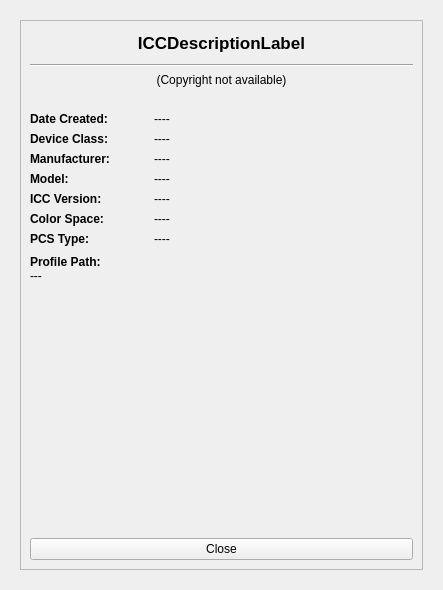
oyranos-cms/Synnefo, file src/modules/information/ui/sy_info_dialog.ui: the form before one commit.
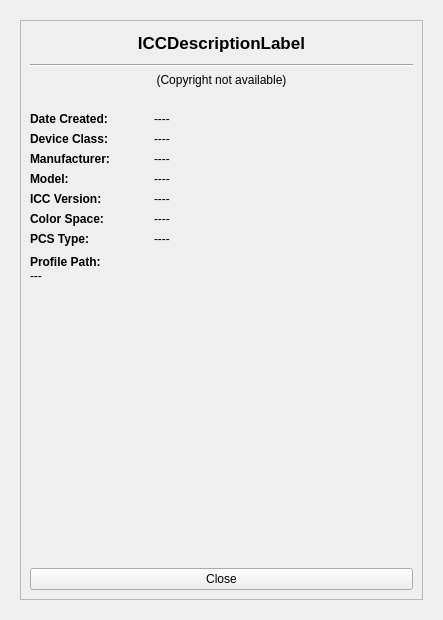
The form after the commit.

```diff
--- a/src/modules/information/ui/sy_info_dialog.ui
+++ b/src/modules/information/ui/sy_info_dialog.ui
@@ -7,7 +7,7 @@
     <x>0</x>
     <y>0</y>
     <width>443</width>
-    <height>590</height>
+    <height>620</height>
    </rect>
   </property>
   <property name="windowTitle">
@@ -42,8 +42,8 @@
        <rect>
         <x>0</x>
         <y>0</y>
-        <width>435</width>
-        <height>582</height>
+        <width>425</width>
+        <height>602</height>
        </rect>
       </property>
       <layout class="QGridLayout" name="gridLayout_2">
```
